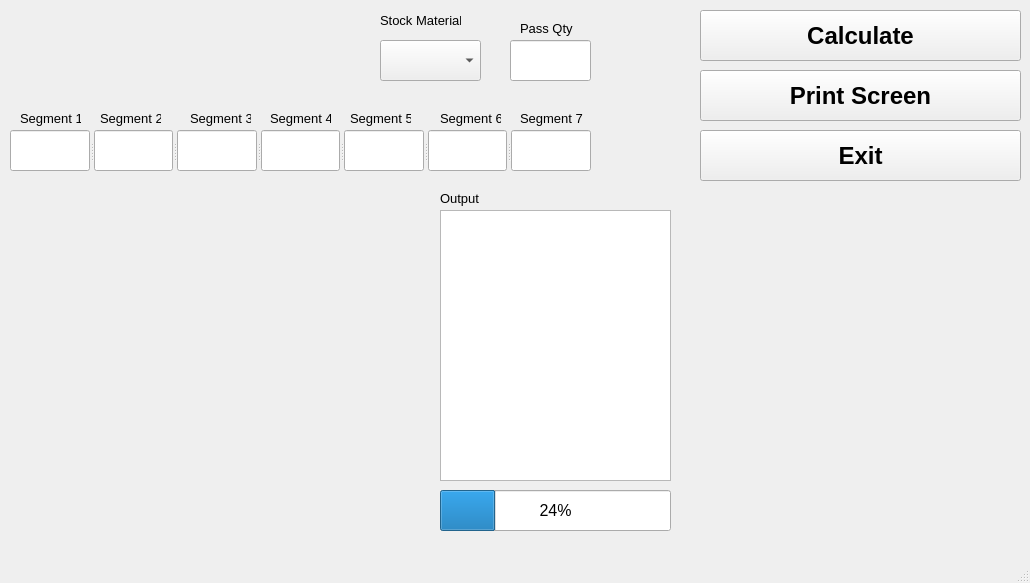
mattlitz/weld-mvmt-prediction, file main_window.ui: the form before one commit.
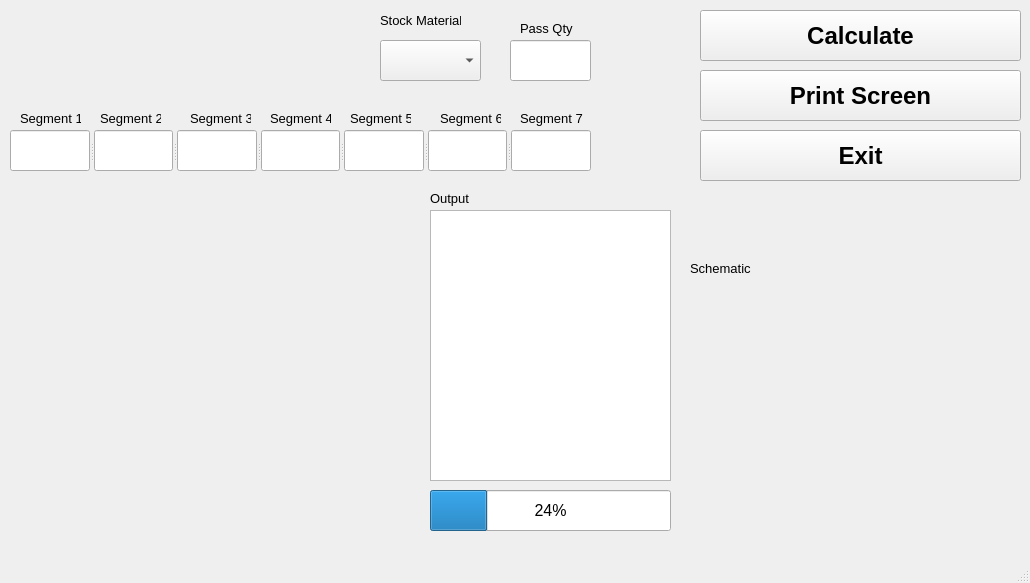
The form after the commit. Icons and pictures are not drawn. Custom widgets are drawn as their Qt base class.

Diff of the .ui file:
```diff
--- a/main_window.ui
+++ b/main_window.ui
@@ -57,9 +57,9 @@
    <widget class="QProgressBar" name="progressBar">
     <property name="geometry">
      <rect>
-      <x>440</x>
+      <x>430</x>
       <y>490</y>
-      <width>231</width>
+      <width>241</width>
       <height>41</height>
      </rect>
     </property>
@@ -189,9 +189,9 @@
    <widget class="QTextEdit" name="printOutput">
     <property name="geometry">
      <rect>
-      <x>440</x>
+      <x>430</x>
       <y>210</y>
-      <width>231</width>
+      <width>241</width>
       <height>271</height>
      </rect>
     </property>
@@ -399,7 +399,7 @@
    <widget class="QLabel" name="label_11">
     <property name="geometry">
      <rect>
-      <x>440</x>
+      <x>430</x>
       <y>190</y>
       <width>71</width>
       <height>16</height>
@@ -414,6 +414,24 @@
      <string>Output</string>
     </property>
    </widget>
+   <widget class="QLabel" name="label_12">
+    <property name="geometry">
+     <rect>
+      <x>690</x>
+      <y>260</y>
+      <width>71</width>
+      <height>16</height>
+     </rect>
+    </property>
+    <property name="font">
+     <font>
+      <pointsize>10</pointsize>
+     </font>
+    </property>
+    <property name="text">
+     <string>Schematic</string>
+    </property>
+   </widget>
   </widget>
   <widget class="QMenuBar" name="menubar">
    <property name="geometry">
```
